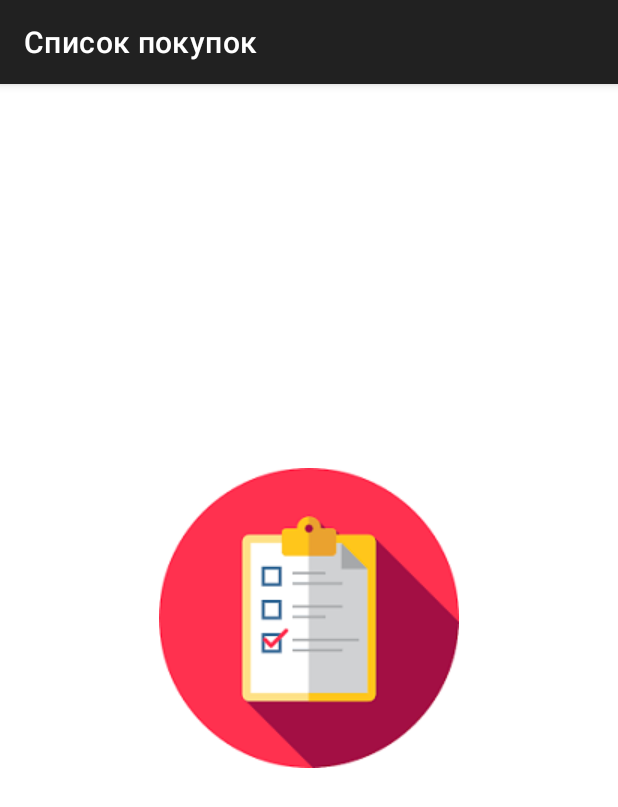
After one commit to Bakulin-Nikolas/ShoppingList, an Android app: the SplashScreen screen opened directly, with no data from a screen before it, on a phone screen of 412 x 824 dp. The commit adds this screen. Shown: the top 807 px of the screen. Run offline under Robolectric (Android 15) with nearby library versions, the phone set to English and light mode, and no system bars; 1 statement that could not run was skipped.

Commit message:
splash screen

```diff
--- a/app/src/main/java/com/nikolas/shoppinglist/activities/ShopListActivity.kt
+++ b/app/src/main/java/com/nikolas/shoppinglist/activities/ShopListActivity.kt
@@ -234,9 +234,6 @@ class ShopListActivity : AppCompatActivity(), ShopListItemAdapter.Listener {
 
     override fun onDeleteItem(shopListItem: ShopListItem, listId: Int) {
         mainViewModel.deleteItem(shopListItem.id!!, listId)
-        Log.d("MyLog", shopListItem.name)
-        Log.d("MyLog", shopListItem.id.toString())
-        Log.d("MyLog", listId.toString())
     }
 
     private fun editListItem(item: ShopListItem) {
@@ -263,6 +260,7 @@ class ShopListActivity : AppCompatActivity(), ShopListItemAdapter.Listener {
                 checkedItemCounter++
             }
         }
+
         val tempShopListNameItem = shopListNameItem?.copy(
             allItemCounter = adapter?.itemCount!!,
             checkedItemsCounter = checkedItemCounter
--- /dev/null
+++ b/app/src/main/java/com/nikolas/shoppinglist/activities/SplashScreen.kt
@@ -0,0 +1,15 @@
+package com.nikolas.shoppinglist.activities
+
+import android.content.Intent
+import androidx.appcompat.app.AppCompatActivity
+import android.os.Bundle
+
+class SplashScreen : AppCompatActivity() {
+    override fun onCreate(savedInstanceState: Bundle?) {
+        super.onCreate(savedInstanceState)
+
+        intent = Intent(this, MainActivity::class.java)
+        startActivity(intent)
+        finish()
+    }
+}
--- /dev/null
+++ b/app/src/main/res/drawable/splashscreen.xml
@@ -0,0 +1,8 @@
+<?xml version="1.0" encoding="utf-8"?>
+<layer-list xmlns:android="http://schemas.android.com/apk/res/android">
+    <item android:drawable="@color/white" />
+    <item>
+        <bitmap android:gravity="center"
+            android:src="@drawable/splash" />
+    </item>
+</layer-list>
--- a/app/src/main/res/values/themes.xml
+++ b/app/src/main/res/values/themes.xml
@@ -59,4 +59,7 @@
     <style name="Theme.EditBlue" parent="Theme.MaterialComponents.DayNight.DarkActionBar">
         <item name="colorSecondary">@color/white</item>
     </style>
+    <style name="SplashTheme" parent="Theme.MaterialComponents.DayNight.DarkActionBar">
+        <item name="android:windowBackground">@drawable/splashscreen</item>
+    </style>
 </resources>
```
Also changed, not shown: app/src/main/AndroidManifest.xml (+14 -8 lines), app/src/main/res/drawable/splash.png (added).
